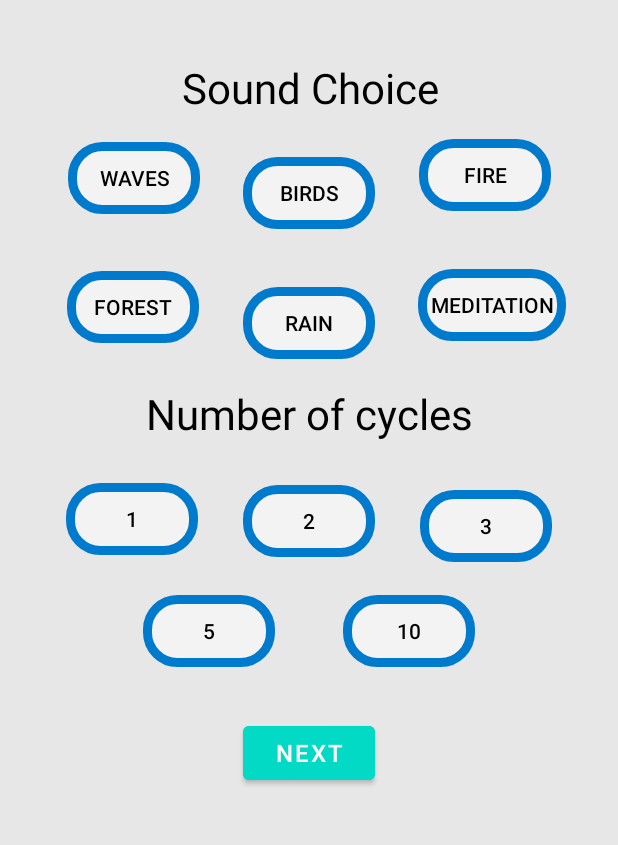
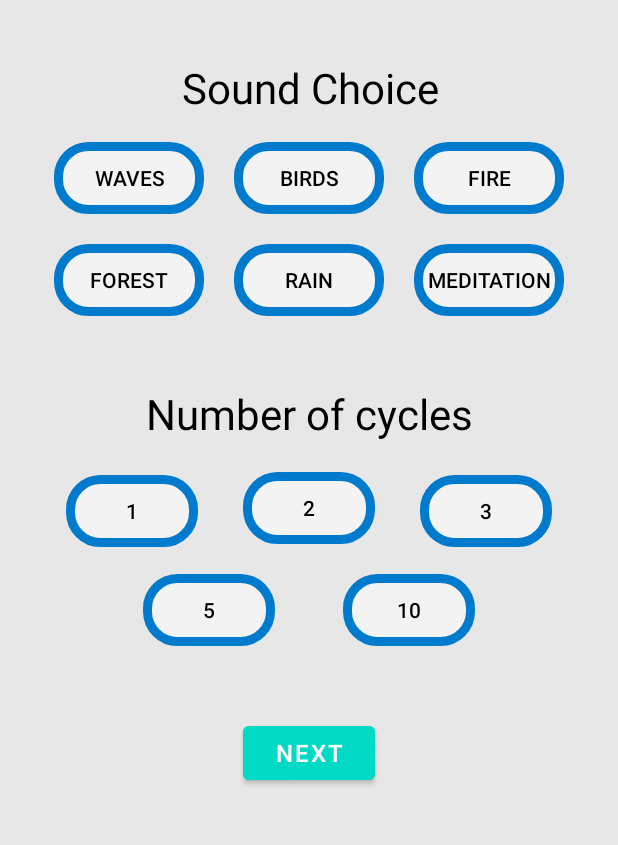
Before and after one commit to jadendc/AndroidStressApp, an Android app: the MusicChoiceActivity screen opened directly, with no data from a screen before it, on a phone screen of 412 x 824 dp, the part 367-1212 px from its top. Run offline under Robolectric (Android 15) with nearby library versions, the phone set to English and light mode, and no system bars.

Commit message:
Exercises and Music Choices

```diff
--- a/app/src/main/res/layout/activity_music_choice.xml
+++ b/app/src/main/res/layout/activity_music_choice.xml
@@ -38,115 +38,102 @@
 
    <ToggleButton
        android:id="@+id/toggleRain"
-       android:layout_width="wrap_content"
-       android:layout_height="wrap_content"
+       android:layout_width="100dp"
+       android:layout_height="48dp"
        android:layout_marginStart="10dp"
        android:layout_marginTop="20dp"
        android:layout_marginEnd="10dp"
-       android:layout_marginBottom="340dp"
        android:background="@drawable/rounded_button_toggle"
        android:checked="false"
        android:textColor="@android:color/black"
        android:textOff="@string/rain"
        android:textOn="@string/rain"
-       app:layout_constraintBottom_toBottomOf="parent"
        app:layout_constraintEnd_toStartOf="@+id/toggleMeditation"
        app:layout_constraintStart_toEndOf="@+id/toggleForest"
-       app:layout_constraintTop_toBottomOf="@+id/toggleBirds"
-       app:layout_constraintVertical_bias="1.0" />
+       app:layout_constraintTop_toBottomOf="@+id/toggleBirds" />
 
    <ToggleButton
        android:id="@+id/toggleWaves"
-       android:layout_width="wrap_content"
+       android:layout_width="100dp"
        android:layout_height="wrap_content"
-       android:layout_marginStart="40dp"
-       android:layout_marginTop="12dp"
-       android:layout_marginEnd="14dp"
+       android:layout_marginStart="60dp"
+       android:layout_marginTop="17dp"
+       android:layout_marginEnd="10dp"
        android:background="@drawable/rounded_button_toggle"
        android:checked="false"
        android:text="@string/waves"
        android:textColor="@android:color/black"
        android:textOff="@string/waves"
        android:textOn="@string/waves"
-       app:layout_constraintBottom_toTopOf="@+id/toggleRain"
        app:layout_constraintEnd_toStartOf="@+id/toggleBirds"
        app:layout_constraintStart_toStartOf="parent"
-       app:layout_constraintTop_toBottomOf="@+id/textView6"
-       app:layout_constraintVertical_bias="0.096" />
+       app:layout_constraintTop_toBottomOf="@+id/textView6" />
 
    <ToggleButton
        android:id="@+id/toggleFire"
-       android:layout_width="wrap_content"
+       android:layout_width="100dp"
        android:layout_height="wrap_content"
 
-       android:layout_marginStart="14dp"
-       android:layout_marginTop="15dp"
-       android:layout_marginEnd="40dp"
+       android:layout_marginStart="10dp"
+       android:layout_marginTop="17dp"
+       android:layout_marginEnd="60dp"
        android:background="@drawable/rounded_button_toggle"
        android:checked="false"
        android:text="@string/fire"
        android:textColor="@android:color/black"
        android:textOff="@string/fire"
        android:textOn="@string/fire"
-       app:layout_constraintBottom_toTopOf="@+id/toggleRain"
        app:layout_constraintEnd_toEndOf="parent"
        app:layout_constraintStart_toEndOf="@+id/toggleBirds"
-       app:layout_constraintTop_toBottomOf="@+id/textView6"
-       app:layout_constraintVertical_bias="0.0" />
+       app:layout_constraintTop_toBottomOf="@+id/textView6" />
 
    <ToggleButton
        android:id="@+id/toggleForest"
-       android:layout_width="wrap_content"
+       android:layout_width="100dp"
        android:layout_height="wrap_content"
-       android:layout_marginStart="40dp"
-       android:layout_marginTop="27dp"
-       android:layout_marginEnd="14dp"
-       android:layout_marginBottom="340dp"
+       android:layout_marginStart="60dp"
+       android:layout_marginTop="20dp"
+       android:layout_marginEnd="10dp"
        android:background="@drawable/rounded_button_toggle"
        android:checked="false"
        android:text="@string/forest"
        android:textColor="@android:color/black"
        android:textOff="@string/forest"
        android:textOn="@string/forest"
-       app:layout_constraintBottom_toBottomOf="parent"
        app:layout_constraintEnd_toStartOf="@+id/toggleRain"
        app:layout_constraintStart_toStartOf="parent"
        app:layout_constraintTop_toBottomOf="@+id/toggleWaves" />
 
    <ToggleButton
        android:id="@+id/toggleMeditation"
-       android:layout_width="wrap_content"
+       android:layout_width="100dp"
        android:layout_height="wrap_content"
-       android:layout_marginStart="14dp"
-       android:layout_marginTop="27dp"
-       android:layout_marginEnd="30dp"
-       android:layout_marginBottom="341dp"
+       android:layout_marginStart="10dp"
+       android:layout_marginTop="20dp"
+       android:layout_marginEnd="60dp"
        android:background="@drawable/rounded_button_toggle"
        android:checked="false"
        android:text="@string/meditation"
        android:textColor="@android:color/black"
        android:textOff="@string/meditation"
        android:textOn="@string/meditation"
-       app:layout_constraintBottom_toBottomOf="parent"
        app:layout_constraintEnd_toEndOf="parent"
        app:layout_constraintStart_toEndOf="@+id/toggleRain"
        app:layout_constraintTop_toBottomOf="@+id/toggleFire" />
 
    <ToggleButton
        android:id="@+id/toggleBirds"
-       android:layout_width="wrap_content"
-       android:layout_height="wrap_content"
+       android:layout_width="100dp"
+       android:layout_height="48dp"
        android:layout_marginStart="10dp"
-       android:layout_marginTop="15dp"
+       android:layout_marginTop="17dp"
        android:layout_marginEnd="10dp"
-       android:layout_marginBottom="415dp"
        android:background="@drawable/rounded_button_toggle"
        android:checked="false"
        android:text="@string/birds"
        android:textColor="@android:color/black"
        android:textOff="@string/birds"
        android:textOn="@string/birds"
-       app:layout_constraintBottom_toBottomOf="parent"
        app:layout_constraintEnd_toStartOf="@+id/toggleFire"
        app:layout_constraintStart_toEndOf="@+id/toggleWaves"
        app:layout_constraintTop_toBottomOf="@+id/textView6" />
@@ -185,96 +172,85 @@
 
    <ToggleButton
        android:id="@+id/cycle1"
-       android:layout_width="wrap_content"
+       android:layout_width="88dp"
        android:layout_height="wrap_content"
        android:layout_marginStart="60dp"
        android:layout_marginTop="22dp"
        android:layout_marginEnd="20dp"
-       android:layout_marginBottom="22dp"
        android:background="@drawable/rounded_button_toggle"
        android:checked="false"
        android:text="@string/_1"
        android:textColor="@android:color/black"
        android:textOff="@string/_1"
        android:textOn="@string/_1"
-       app:layout_constraintBottom_toTopOf="@+id/cycle5"
        app:layout_constraintEnd_toStartOf="@+id/cycle2"
        app:layout_constraintStart_toStartOf="parent"
        app:layout_constraintTop_toBottomOf="@+id/textView7" />
 
    <ToggleButton
        android:id="@+id/cycle2"
-       android:layout_width="wrap_content"
+       android:layout_width="88dp"
        android:layout_height="wrap_content"
        android:layout_marginStart="10dp"
        android:layout_marginTop="20dp"
        android:layout_marginEnd="10dp"
-       android:layout_marginBottom="200dp"
        android:background="@drawable/rounded_button_toggle"
        android:checked="false"
        android:text="@string/_2"
        android:textColor="@android:color/black"
        android:textOff="@string/_2"
        android:textOn="@string/_2"
-       app:layout_constraintBottom_toBottomOf="parent"
        app:layout_constraintEnd_toStartOf="@+id/cycle3"
        app:layout_constraintStart_toEndOf="@+id/cycle1"
        app:layout_constraintTop_toBottomOf="@+id/textView7" />
 
    <ToggleButton
        android:id="@+id/cycle3"
-       android:layout_width="wrap_content"
+       android:layout_width="88dp"
        android:layout_height="wrap_content"
        android:layout_marginStart="20dp"
        android:layout_marginTop="22dp"
        android:layout_marginEnd="60dp"
-       android:layout_marginBottom="22dp"
        android:background="@drawable/rounded_button_toggle"
        android:checked="false"
        android:text="@string/_3"
        android:textColor="@android:color/black"
        android:textOff="@string/_3"
        android:textOn="@string/_3"
-       app:layout_constraintBottom_toTopOf="@+id/cycle10"
        app:layout_constraintEnd_toEndOf="parent"
        app:layout_constraintStart_toEndOf="@+id/cycle2"
-       app:layout_constraintTop_toBottomOf="@+id/textView7"
-       app:layout_constraintVertical_bias="1.0" />
+       app:layout_constraintTop_toBottomOf="@+id/textView7" />
 
    <ToggleButton
        android:id="@+id/cycle10"
-       android:layout_width="wrap_content"
+       android:layout_width="88dp"
        android:layout_height="wrap_content"
        android:layout_marginStart="20dp"
        android:layout_marginTop="20dp"
        android:layout_marginEnd="90dp"
-       android:layout_marginBottom="130dp"
        android:background="@drawable/rounded_button_toggle"
        android:checked="false"
        android:text="@string/_10"
        android:textColor="@android:color/black"
        android:textOff="@string/_10"
        android:textOn="@string/_10"
-       app:layout_constraintBottom_toBottomOf="parent"
        app:layout_constraintEnd_toEndOf="parent"
        app:layout_constraintStart_toEndOf="@+id/cycle5"
        app:layout_constraintTop_toBottomOf="@+id/cycle2" />
 
    <ToggleButton
        android:id="@+id/cycle5"
-       android:layout_width="wrap_content"
+       android:layout_width="88dp"
        android:layout_height="wrap_content"
        android:layout_marginStart="90dp"
        android:layout_marginTop="20dp"
        android:layout_marginEnd="20dp"
-       android:layout_marginBottom="130dp"
        android:background="@drawable/rounded_button_toggle"
        android:checked="false"
        android:text="@string/_5"
        android:textColor="@android:color/black"
        android:textOff="@string/_5"
        android:textOn="@string/_5"
-       app:layout_constraintBottom_toBottomOf="parent"
        app:layout_constraintEnd_toStartOf="@+id/cycle10"
        app:layout_constraintStart_toStartOf="parent"
        app:layout_constraintTop_toBottomOf="@+id/cycle2" />
```
